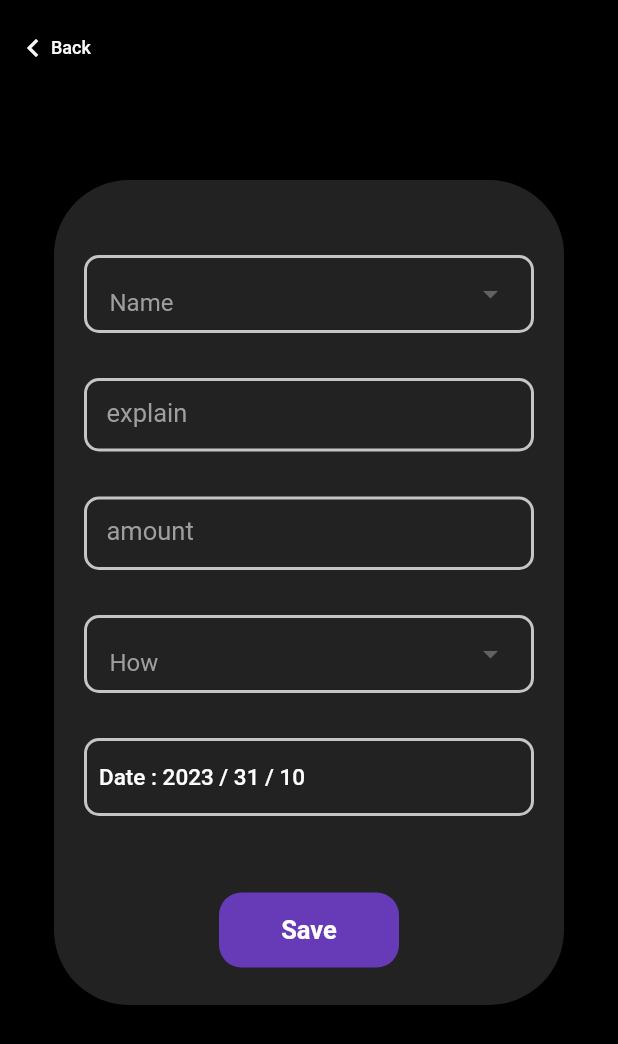
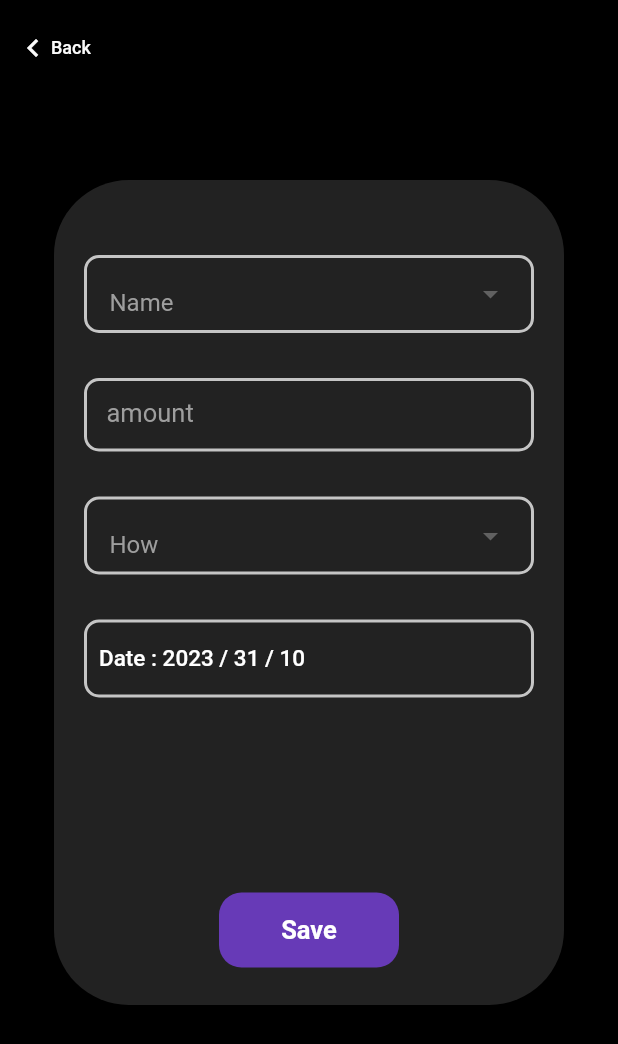
Before and after one commit to BatuhanSatilmis/Penny-Smart-Wallet, a Flutter app: the Add_Screen screen opened directly, on a phone screen of 412 x 824 dp. Shown: the top 1044 px of the screen. Run offline on Flutter 3.47's test engine with Material 2 defaults, Android fonts, the light colour scheme and no system bars; our stand-ins replace animate_do, hive, hive_flutter, image_picker, ionicons, syncfusion_flutter_charts; accounts and stored records are empty.

Commit message:
add ✨ : add  elements

```diff
--- a/penny_smart_wallet_app/lib/Screens/add.dart
+++ b/penny_smart_wallet_app/lib/Screens/add.dart
@@ -19,14 +19,17 @@ class _Add_ScreenState extends State<Add_Screen> {
   final TextEditingController amount_c = TextEditingController();
   FocusNode amount_ = FocusNode();
   final List<String> _item = [
-    'food',
+    'Food',
     "Transfer",
     "Transportation",
-    "Education"
+    "Education",
+    "Drinks",
+    "Bills",
+    "Work"
   ];
   final List<String> _itemei = [
     'Income',
-    "Expand",
+    "Spending",
   ];
   @override
   void initState() {
@@ -69,8 +72,6 @@ class _Add_ScreenState extends State<Add_Screen> {
         children: [
           SizedBox(height: 50),
           name(),
-          SizedBox(height: 30),
-          explain(),
           SizedBox(height: 30),
           amount(),
           SizedBox(height: 30),
@@ -222,27 +223,6 @@ class _Add_ScreenState extends State<Add_Screen> {
     );
   }
 
-  Padding explain() {
-    return Padding(
-      padding: const EdgeInsets.symmetric(horizontal: 20),
-      child: TextField(
-        focusNode: ex,
-        controller: expalin_C,
-        decoration: InputDecoration(
-          contentPadding: EdgeInsets.symmetric(horizontal: 15, vertical: 15),
-          labelText: 'explain',
-          labelStyle: TextStyle(fontSize: 17, color: Colors.grey.shade500),
-          enabledBorder: OutlineInputBorder(
-              borderRadius: BorderRadius.circular(10),
-              borderSide: BorderSide(width: 2, color: Color(0xffC5C5C5))),
-          focusedBorder: OutlineInputBorder(
-              borderRadius: BorderRadius.circular(10),
-              borderSide: BorderSide(width: 2, color: Color(0xff368983))),
-        ),
-      ),
-    );
-  }
-
   Padding name() {
     return Padding(
       padding: const EdgeInsets.symmetric(horizontal: 15),
```
